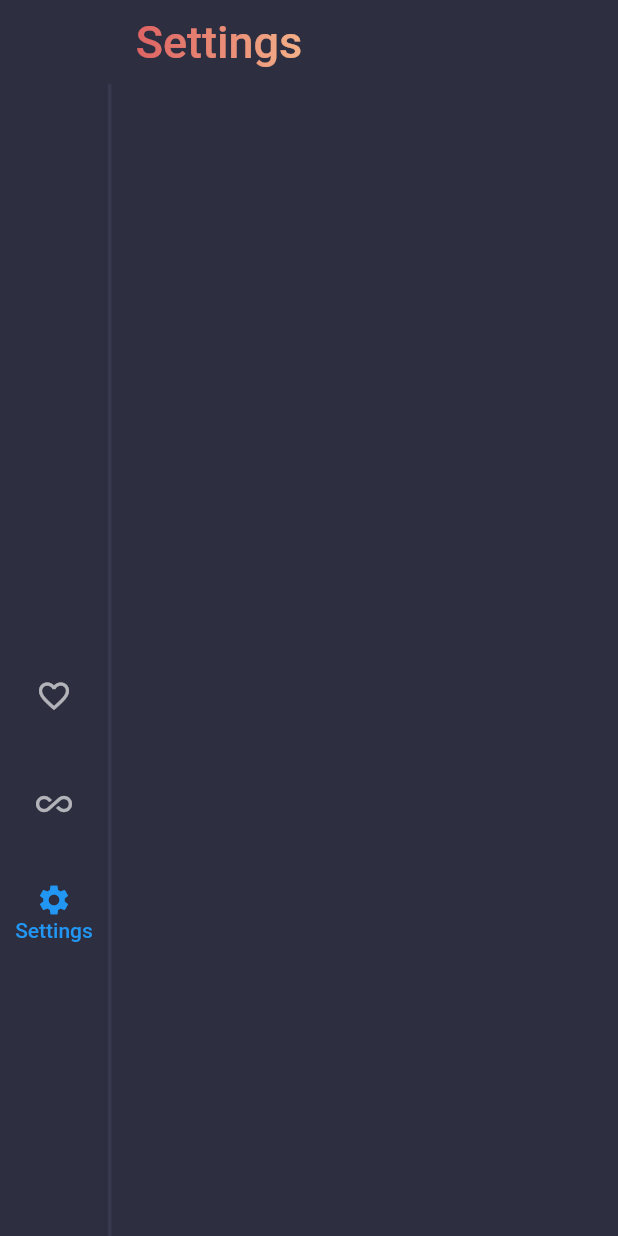
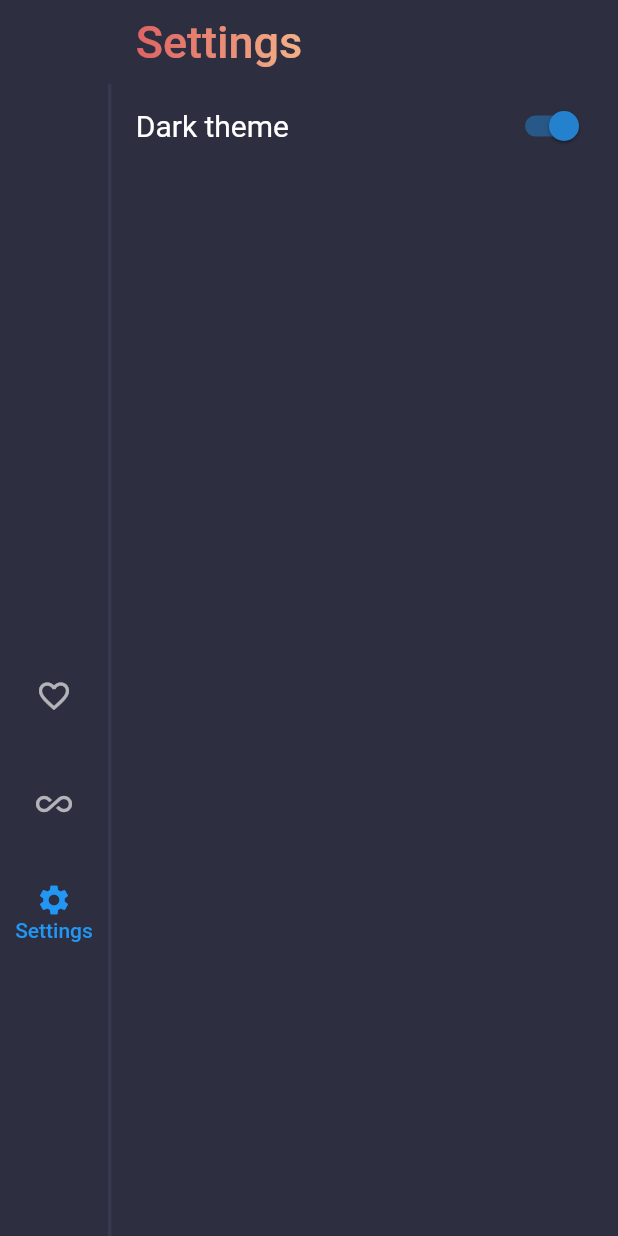
Before and after one commit to Nidal-Bakir/keep-quote, a Flutter app: the screen it shows after launch, after a tap on "All", after a tap on "Settings", on a phone screen of 412 x 824 dp. Run offline on Flutter 3.47's test engine with Material 2 defaults, Android fonts, the phone set to English and light mode, and no system bars; our stand-ins replace fluttertoast, google_fonts, sqflite; accounts and stored records are empty; Roboto replaces fonts that are missing (Alice).

Commit message:
switch between light and dark theme

```diff
--- a/lib/main.dart
+++ b/lib/main.dart
@@ -19,10 +19,16 @@ class MyApp extends StatelessWidget {
   Widget build(BuildContext context) {
     return ChangeNotifierProvider(
       create: (_) => QuoteProvider(),
-      child: MaterialApp(
-        title: 'My Quote',
-        theme: darkTheme(),
-        home: MyHomePage(),
+      child: Consumer<QuoteProvider>(
+        builder: (_, QuoteProvider provider, __) {
+          return MaterialApp(
+            title: 'My Quote',
+            theme: provider.userTheme == UserTheme.dark
+                ? darkTheme()
+                : lightTheme(),
+            home: MyHomePage(),
+          );
+        },
       ),
     );
   }
@@ -137,7 +143,6 @@ class _MyHomePageState extends State<MyHomePage> with TickerProviderStateMixin {
                 width: 2.5,
                 indent: 56,
                 thickness: 4,
-                color: Color.fromRGBO(56, 56, 78, 1.0),
               ),
               Expanded(
                 child: PageTransitionSwitcher(
--- a/lib/pages/add_quote_page.dart
+++ b/lib/pages/add_quote_page.dart
@@ -76,7 +76,7 @@ class _AddQuotePageState extends State<AddQuotePage> {
                     },
                     style: Theme.of(context)
                         .textTheme
-                        .headline6
+                        .headline5
                         .copyWith(letterSpacing: 1),
                     decoration: InputDecoration(
                         isDense: true,
@@ -95,7 +95,7 @@ class _AddQuotePageState extends State<AddQuotePage> {
                     },
                     maxLines: 6,
                     minLines: 1,
-                    style: Theme.of(context).textTheme.headline6,
+                    style: Theme.of(context).textTheme.headline5,
                     decoration: InputDecoration(
                         border: OutlineInputBorder(), labelText: 'The quote'),
                   ),
@@ -106,7 +106,7 @@ class _AddQuotePageState extends State<AddQuotePage> {
                     },
                     child: Text(
                       'SAVE',
-                      style: Theme.of(context).textTheme.headline6,
+                      style: Theme.of(context).textTheme.headline5,
                     ),
                   ),
                 ],
--- a/lib/pages/open_quote_page.dart
+++ b/lib/pages/open_quote_page.dart
@@ -47,19 +47,19 @@ class _OpenQuoteState extends State<OpenQuote> {
                   },
                   icon: Icon(
                     Icons.favorite,
-                    color: isFav ? Colors.red[900] : Colors.grey[100],
+                    color: isFav ? Colors.red[900] : style.actionButtonColor,
                   ),
                   label: Text(
                     'Love',
                     style: TextStyle(
-                      color: isFav ? Colors.red[900] : Colors.grey[100],
+                      color: isFav ? Colors.red[900] :style.actionButtonColor,
                     ),
                   ),
                 ),
                 Text(
                   'Author : ${widget.quote.author}',
                   style: TextStyle(
-                      color: Colors.grey[100], fontWeight: FontWeight.bold),
+                      color: style.actionButtonColor, fontWeight: FontWeight.bold),
                 ),
                 FlatButton.icon(
                   textColor: Colors.grey,
--- a/lib/pages/settings_page.dart
+++ b/lib/pages/settings_page.dart
@@ -1,13 +1,35 @@
 import 'package:flutter/material.dart';
+import 'package:myquotes/providers/quote_provider.dart';
+import 'package:provider/provider.dart';
 import '../widgets/appbar.dart';
 
 class SettingsPage extends StatelessWidget {
   @override
   Widget build(BuildContext context) {
+    var provider = Provider.of<QuoteProvider>(
+      context,
+    );
     return Scaffold(
       appBar: CustomAppBar(
         title: 'Settings',
       ),
+      body: Column(
+        children: [
+          SwitchListTile.adaptive(
+            title: Text(
+              'Dark theme ',
+              style: Theme.of(context).textTheme.headline5,
+            ),
+            value: provider.userTheme == UserTheme.dark,
+            onChanged: (value) {
+              if (value == false) {
+                provider.changeTheme(UserTheme.light);
+              } else
+                provider.changeTheme(UserTheme.dark);
+            },
+          )
+        ],
+      ),
     );
   }
 }
--- a/lib/providers/quote_provider.dart
+++ b/lib/providers/quote_provider.dart
@@ -4,12 +4,14 @@ import '../models/quote_model.dart';
 import '../database/database.dart';
 
 enum UserTracker { onFavorite, onAll, onSettings }
+enum UserTheme { dark, light }
 
 class QuoteProvider extends ChangeNotifier {
   QuoteProvider() {
     getAllQuoteFromDB();
   }
 
+  var userTheme = UserTheme.dark;
   var userTracker = UserTracker.onFavorite;
   var db = DataBase();
   final List<Quote> _quotes = [];
@@ -68,4 +70,9 @@ class QuoteProvider extends ChangeNotifier {
   void upDateTracker(int index) {
     userTracker = UserTracker.values[index];
   }
+
+  void changeTheme(UserTheme userTheme) {
+    this.userTheme = userTheme;
+    notifyListeners();
+  }
 }
```
Also changed, not shown: lib/style.dart (+48 -8 lines).
